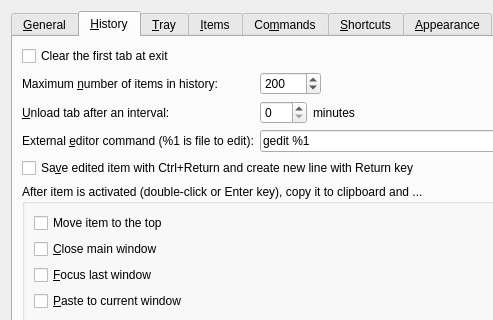
The window that src/ui/configurationmanager.ui (hluk/CopyQ) describes before a commit, drawn with Qt 5; both pictures show x 0 to 493 and y 0 to 320 of the 591 by 580 pixel window.
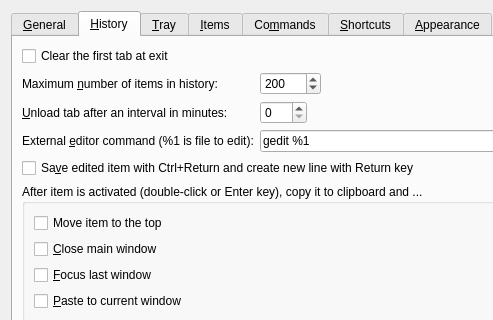
The same window after the commit. The open tabs and pages were chosen to show the change. Icons and pictures are not drawn. Custom widgets are drawn as their Qt base class.

The edit to the form file:
```diff
--- a/src/ui/configurationmanager.ui
+++ b/src/ui/configurationmanager.ui
@@ -614,7 +614,7 @@
            <item row="1" column="0">
             <widget class="QLabel" name="label_3">
              <property name="text">
-              <string>&amp;Unload tab after an interval:</string>
+              <string>&amp;Unload tab after an interval in minutes:</string>
              </property>
              <property name="buddy">
               <cstring>spinBoxExpireTab</cstring>
@@ -635,13 +635,6 @@
                </property>
               </widget>
              </item>
-             <item>
-              <widget class="QLabel" name="label_13">
-               <property name="text">
-                <string>minutes</string>
-               </property>
-              </widget>
-             </item>
              <item>
               <spacer name="horizontalSpacer">
                <property name="orientation">
```
Left out of the diff: 4 changed lines with no effect on the pictures.
